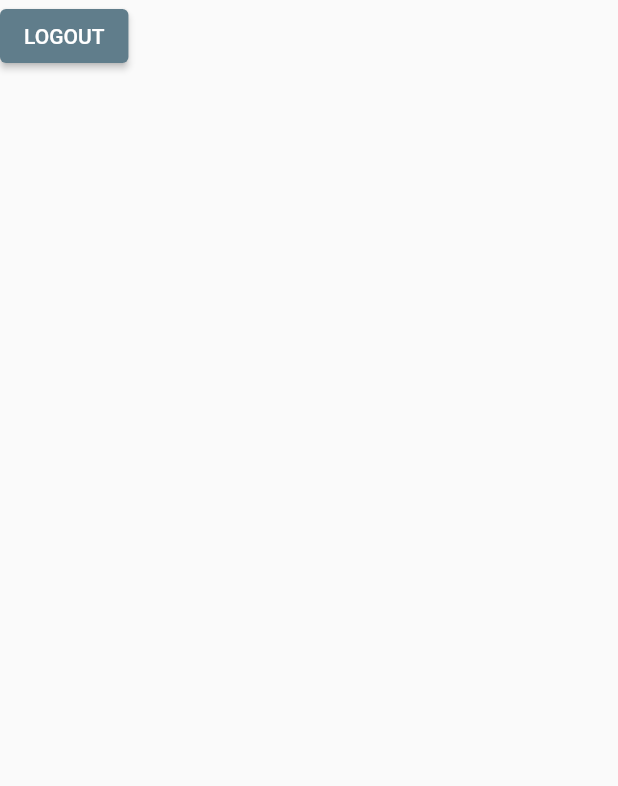
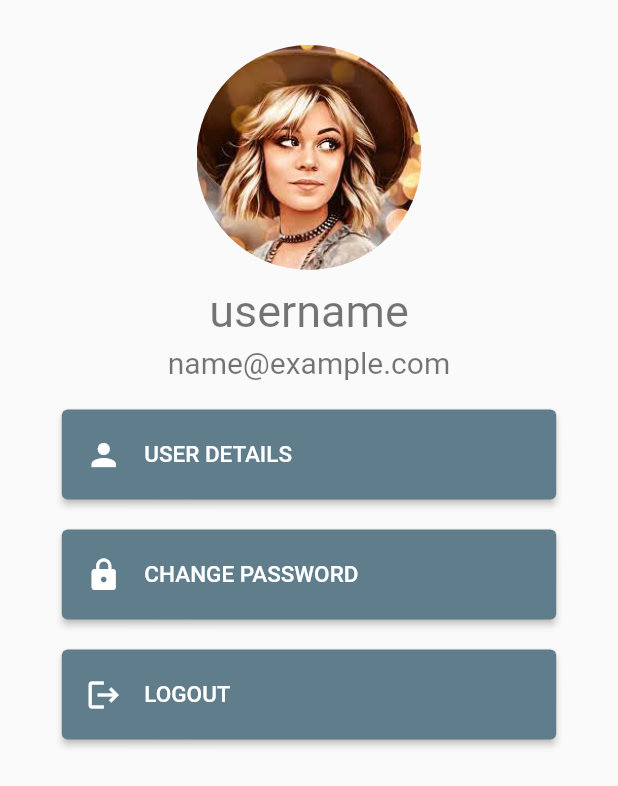
Before and after one commit to Sushil-jaishi/Myapp, a Flutter app: the ProfileScreen screen opened directly, on a phone screen of 412 x 824 dp. Shown: the top 786 px of the screen. Run offline on Flutter 3.47's test engine with Material 2 defaults, Android fonts, the phone set to English and light mode, and no system bars; our stand-ins replace shared_preferences; accounts and stored records are empty.

Commit message:
profile and password change screen added

```diff
--- a/lib/NavigationBar.dart
+++ b/lib/NavigationBar.dart
@@ -4,6 +4,7 @@ import 'package:myapp/profileScreen.dart';
 import 'dashboardScreen.dart';
 
 class Navigation extends StatefulWidget {
+
   @override
   State<Navigation> createState() => _NavigationState();
 }
--- a/lib/loginScreen.dart
+++ b/lib/loginScreen.dart
@@ -1,14 +1,15 @@
 import 'package:flutter/material.dart';
 import 'package:myapp/NavigationBar.dart';
 import 'package:myapp/dashboardScreen.dart';
+import 'package:myapp/profileScreen.dart';
 import 'package:shared_preferences/shared_preferences.dart';
 
 class LoginScreen extends StatefulWidget {
   @override
-  State<LoginScreen> createState() => _LoginScreenState();
+  State<LoginScreen> createState() => LoginScreenState();
 }
 
-class _LoginScreenState extends State<LoginScreen> {
+class LoginScreenState extends State<LoginScreen>{
   @override
   dynamic icon;
   dynamic iconChange;
@@ -183,5 +184,6 @@ class _LoginScreenState extends State<LoginScreen> {
                 ),
               ],
             )));
+
   }
 }
--- a/lib/profileScreen.dart
+++ b/lib/profileScreen.dart
@@ -1,4 +1,5 @@
 import 'package:flutter/material.dart';
+import 'package:myapp/PasswordChangeScreen.dart';
 import 'package:myapp/loginScreen.dart';
 import 'package:shared_preferences/shared_preferences.dart';
 
@@ -8,10 +9,92 @@ class ProfileScreen extends StatefulWidget {
 }
 
 class _ProfileScreenState extends State<ProfileScreen> {
+  LoginScreenState a = new LoginScreenState();
+
   @override
   Widget build(BuildContext context) {
     return Scaffold(
-      body: ElevatedButton(
+        body: ListView(
+          children: [
+            Stack(
+                children: [
+                  Center(
+                    child: Container(
+                      margin: EdgeInsets.only(top: 30),
+                      width: 150,
+                      height: 150,
+                      decoration: BoxDecoration(
+                        shape: BoxShape.circle,
+                        image: DecorationImage(
+                          fit: BoxFit.cover,
+                          image: AssetImage('assets/images/profile.png'),
+                        ),
+                      ),
+                    ),
+                  ),
+
+                ]
+            ),
+            Center(
+              child: Container(
+                margin: EdgeInsets.only(top: 10),
+                child: Column(
+                  children: [
+
+
+                    Text('username',
+                        style: TextStyle(fontSize: 30, color: Colors.black54)),
+                    SizedBox(height: 5,),
+                    Text('name@example.com',
+                      style: TextStyle(fontSize: 20, color: Colors.black54),),
+                    SizedBox(height: 20,),
+                    Container(
+                        width: MediaQuery
+                            .of(context)
+                            .size
+                            .width * 0.8,
+                        height: 60,
+                        child:  ElevatedButton(
+                          onPressed: (){},
+                          child: Row(
+                            children: [
+                              Icon(Icons.person),
+                              SizedBox(width: 15,),
+                              Text('USER DETAILS',style: TextStyle(fontSize: 15),)
+                            ],
+                          ),
+                        ),
+                    ),
+                    SizedBox(height: 20,),
+                    Container(
+                      width: MediaQuery
+                          .of(context)
+                          .size
+                          .width * 0.8,
+                      height: 60,
+                      child:  ElevatedButton(
+                        onPressed: (){
+                          Navigator.push(context, MaterialPageRoute(builder: (context) {
+                            return PasswordChange();
+                          },));
+                        },
+                        child: Row(
+                          children: [
+                            Icon(Icons.lock),
+                            SizedBox(width: 15,),
+                            Text('CHANGE PASSWORD',style: TextStyle(fontSize: 15),)
+                          ],
+                        ),
+                      ),
+                    ),
+                    SizedBox(height: 20,),
+                    Container(
+                      width: MediaQuery
+                          .of(context)
+                          .size
+                          .width * 0.8,
+                      height: 60,
+                      child:  ElevatedButton(
                         onPressed: ()async{
                           var isLoggedIn = await SharedPreferences.getInstance();
                           isLoggedIn.setBool('LOGIN', false);
@@ -19,8 +102,22 @@ class _ProfileScreenState extends State<ProfileScreen> {
                             return LoginScreen();
                           },));
                         },
-        child: Text('LOGOUT'),
+                        child: Row(
+                          children: [
+                            Icon(Icons.logout),
+                            SizedBox(width: 15,),
+                            Text('LOGOUT',style: TextStyle(fontSize: 15),)
+                          ],
                         ),
+                      ),
+                    ),
+                  ],
+                ),
+              ),
+            )
+          ],
+        )
     );
   }
+
 }
```
Also changed, not shown: lib/Local storage set.dart (added, +52 -0 lines), lib/PasswordChangeScreen.dart (added, +181 -0 lines), lib/login data.txt (deleted, +0 -28 lines), assets/images/profile.png (added). Lines whose indentation alone changed are shown as unchanged.
